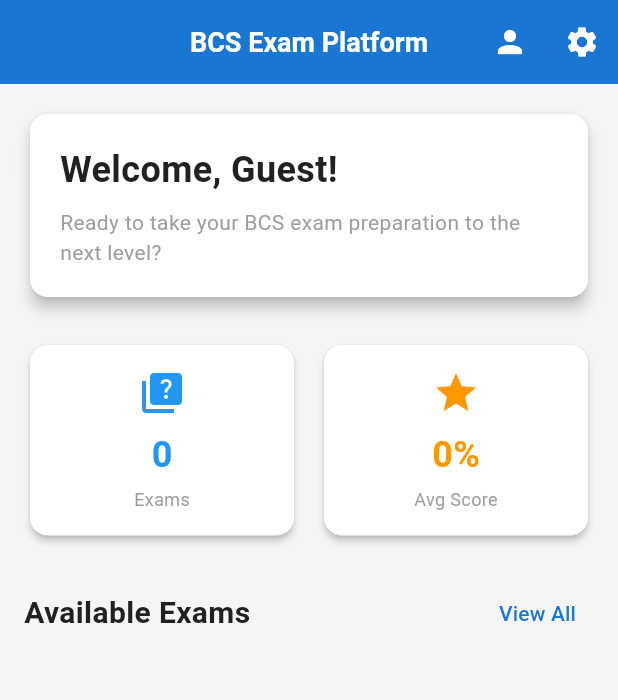
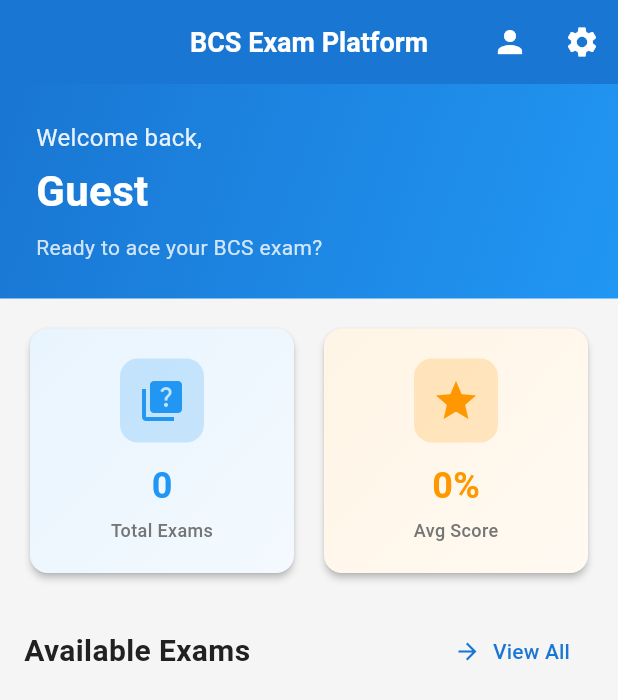
Before and after one commit to saidul-islam-rajib/BcsExamPlatform, a Flutter app: the HomeScreen screen opened by its route, on a phone screen of 412 x 824 dp. Shown: the top 700 px of the screen. Run offline on Flutter 3.47's test engine with Material 3 defaults, Android fonts, the phone set to English and light mode, and no system bars; our stand-ins replace equatable, flutter_bloc, flutter_dotenv, go_router, hive_flutter, shared_preferences; accounts and stored records are empty; network calls fail.

Commit message:
Improve home screen UI with better styling and layout

```diff
--- a/mobile/lib/features/home/screens/home_screen.dart
+++ b/mobile/lib/features/home/screens/home_screen.dart
@@ -28,18 +28,15 @@ class _HomeScreenState extends State<HomeScreen> {
     return Scaffold(
       appBar: AppBar(
         title: const Text('BCS Exam Platform'),
+        elevation: 0,
         actions: [
           IconButton(
             icon: const Icon(Icons.person),
-            onPressed: () {
-              context.push('/profile');
-            },
+            onPressed: () => context.push('/profile'),
           ),
           IconButton(
             icon: const Icon(Icons.settings),
-            onPressed: () {
-              context.push('/settings');
-            },
+            onPressed: () => context.push('/settings'),
           ),
         ],
       ),
@@ -55,46 +52,61 @@ class _HomeScreenState extends State<HomeScreen> {
             },
             child: SingleChildScrollView(
               physics: const AlwaysScrollableScrollPhysics(),
-              padding: const EdgeInsets.all(16.0),
               child: Column(
                 crossAxisAlignment: CrossAxisAlignment.start,
                 children: [
-                  // Welcome Card
-                  Card(
-                    elevation: 4,
-                    child: Padding(
-                      padding: const EdgeInsets.all(20.0),
+                  Container(
+                    width: double.infinity,
+                    decoration: BoxDecoration(
+                      gradient: LinearGradient(
+                        colors: [Colors.blue.shade700, Colors.blue.shade500],
+                        begin: Alignment.topLeft,
+                        end: Alignment.bottomRight,
+                      ),
+                    ),
+                    padding: const EdgeInsets.all(24.0),
                     child: Column(
                       crossAxisAlignment: CrossAxisAlignment.start,
                       children: [
                         Text(
-                            'Welcome, $userName!',
+                          'Welcome back,',
+                          style: TextStyle(
+                            fontSize: 16,
+                            color: Colors.white.withOpacity(0.9),
+                          ),
+                        ),
+                        const SizedBox(height: 4),
+                        Text(
+                          userName,
                           style: const TextStyle(
-                              fontSize: 24,
+                            fontSize: 28,
                             fontWeight: FontWeight.bold,
+                            color: Colors.white,
                           ),
                         ),
                         const SizedBox(height: 8),
-                          const Text(
-                            'Ready to take your BCS exam preparation to the next level?',
+                        Text(
+                          'Ready to ace your BCS exam?',
                           style: TextStyle(
                             fontSize: 14,
-                              color: Colors.grey,
+                            color: Colors.white.withOpacity(0.8),
                           ),
                         ),
                       ],
                     ),
                   ),
-                  ),
-                  const SizedBox(height: 24),
 
-                  // Quick Stats
+                  Padding(
+                    padding: const EdgeInsets.all(16.0),
+                    child: Column(
+                      crossAxisAlignment: CrossAxisAlignment.start,
+                      children: [
                         Row(
                           children: [
                             Expanded(
                               child: _buildStatCard(
                                 icon: Icons.quiz,
-                          title: 'Exams',
+                                title: 'Total Exams',
                                 value: '0',
                                 color: Colors.blue,
                               ),
@@ -112,7 +124,6 @@ class _HomeScreenState extends State<HomeScreen> {
                         ),
                         const SizedBox(height: 24),
 
-                  // Available Exams Section
                         Row(
                           mainAxisAlignment: MainAxisAlignment.spaceBetween,
                           children: [
@@ -123,23 +134,21 @@ class _HomeScreenState extends State<HomeScreen> {
                                 fontWeight: FontWeight.bold,
                               ),
                             ),
-                      TextButton(
-                        onPressed: () {
-                          context.push('/exams');
-                        },
-                        child: const Text('View All'),
+                            TextButton.icon(
+                              onPressed: () => context.push('/exams'),
+                              icon: const Icon(Icons.arrow_forward, size: 18),
+                              label: const Text('View All'),
                             ),
                           ],
                         ),
                         const SizedBox(height: 12),
 
-                  // Exams List
                         BlocBuilder<ExamBloc, ExamState>(
                           builder: (context, state) {
                             if (state is ExamLoading) {
                               return const Center(
                                 child: Padding(
-                            padding: EdgeInsets.all(32.0),
+                                  padding: EdgeInsets.all(48.0),
                                   child: CircularProgressIndicator(),
                                 ),
                               );
@@ -151,23 +160,24 @@ class _HomeScreenState extends State<HomeScreen> {
                                   padding: const EdgeInsets.all(32.0),
                                   child: Column(
                                     children: [
-                                const Icon(
+                                      Icon(
                                         Icons.error_outline,
                                         size: 64,
-                                  color: Colors.red,
+                                        color: Colors.red.shade300,
                                       ),
                                       const SizedBox(height: 16),
                                       Text(
                                         state.error,
                                         textAlign: TextAlign.center,
-                                  style: const TextStyle(color: Colors.red),
+                                        style: TextStyle(color: Colors.red.shade700),
                                       ),
                                       const SizedBox(height: 16),
-                                ElevatedButton(
+                                      ElevatedButton.icon(
                                         onPressed: () {
                                           context.read<ExamBloc>().add(LoadExamsRequested());
                                         },
-                                  child: const Text('Retry'),
+                                        icon: const Icon(Icons.refresh),
+                                        label: const Text('Retry'),
                                       ),
                                     ],
                                   ),
@@ -177,22 +187,22 @@ class _HomeScreenState extends State<HomeScreen> {
 
                             if (state is ExamsLoaded) {
                               if (state.exams.isEmpty) {
-                          return const Center(
+                                return Center(
                                   child: Padding(
-                              padding: EdgeInsets.all(32.0),
+                                    padding: const EdgeInsets.all(48.0),
                                     child: Column(
                                       children: [
                                         Icon(
-                                    Icons.inbox,
-                                    size: 64,
-                                    color: Colors.grey,
+                                          Icons.inbox_outlined,
+                                          size: 80,
+                                          color: Colors.grey.shade300,
                                         ),
-                                  SizedBox(height: 16),
+                                        const SizedBox(height: 16),
                                         Text(
                                           'No exams available yet',
                                           style: TextStyle(
                                             fontSize: 16,
-                                      color: Colors.grey,
+                                            color: Colors.grey.shade600,
                                           ),
                                         ),
                                       ],
@@ -209,39 +219,79 @@ class _HomeScreenState extends State<HomeScreen> {
                                   final exam = state.exams[index];
                                   return Card(
                                     margin: const EdgeInsets.only(bottom: 12),
-                              child: ListTile(
-                                contentPadding: const EdgeInsets.all(16),
-                                leading: Container(
-                                  width: 50,
-                                  height: 50,
+                                    elevation: 2,
+                                    shape: RoundedRectangleBorder(
+                                      borderRadius: BorderRadius.circular(12),
+                                    ),
+                                    child: InkWell(
+                                      borderRadius: BorderRadius.circular(12),
+                                      onTap: () => context.push('/exam-details/${exam.examId}'),
+                                      child: Padding(
+                                        padding: const EdgeInsets.all(16),
+                                        child: Row(
+                                          children: [
+                                            Container(
+                                              width: 60,
+                                              height: 60,
                                               decoration: BoxDecoration(
-                                    color: Colors.blue.withOpacity(0.1),
-                                    borderRadius: BorderRadius.circular(8),
+                                                gradient: LinearGradient(
+                                                  colors: [Colors.blue.shade400, Colors.blue.shade600],
+                                                ),
+                                                borderRadius: BorderRadius.circular(12),
                                               ),
                                               child: const Icon(
                                                 Icons.quiz,
-                                    color: Colors.blue,
+                                                color: Colors.white,
+                                                size: 30,
                                               ),
                                             ),
-                                title: Text(
+                                            const SizedBox(width: 16),
+                                            Expanded(
+                                              child: Column(
+                                                crossAxisAlignment: CrossAxisAlignment.start,
+                                                children: [
+                                                  Text(
                                                     exam.examName,
                                                     style: const TextStyle(
+                                                      fontSize: 16,
                                                       fontWeight: FontWeight.bold,
                                                     ),
                                                   ),
-                                subtitle: Column(
-                                  crossAxisAlignment: CrossAxisAlignment.start,
+                                                  const SizedBox(height: 8),
+                                                  Row(
                                                     children: [
-                                    const SizedBox(height: 4),
-                                    Text('${exam.totalQuestions} Questions'),
-                                    Text('${exam.durationMinutes} Minutes'),
+                                                      Icon(Icons.question_answer, size: 16, color: Colors.grey.shade600),
+                                                      const SizedBox(width: 4),
+                                                      Text(
+                                                        '${exam.totalQuestions} Questions',
+                                                        style: TextStyle(
+                                                          fontSize: 13,
+                                                          color: Colors.grey.shade600,
+                                                        ),
+                                                      ),
+                                                      const SizedBox(width: 16),
+                                                      Icon(Icons.timer, size: 16, color: Colors.grey.shade600),
+                                                      const SizedBox(width: 4),
+                                                      Text(
+                                                        '${exam.durationMinutes} min',
+                                                        style: TextStyle(
+                                                          fontSize: 13,
+                                                          color: Colors.grey.shade600,
+                                                        ),
+                                                      ),
                                                     ],
                                                   ),
-                                trailing: ElevatedButton(
-                                  onPressed: () {
-                                    context.push('/exam-details/${exam.examId}');
-                                  },
-                                  child: const Text('Start'),
+                                                ],
+                                              ),
+                                            ),
+                                            const SizedBox(width: 8),
+                                            Icon(
+                                              Icons.arrow_forward_ios,
+                                              size: 16,
+                                              color: Colors.grey.shade400,
+                                            ),
+                                          ],
+                                        ),
                                       ),
                                     ),
                                   );
@@ -251,6 +301,9 @@ class _HomeScreenState extends State<HomeScreen> {
 
                             return const SizedBox.shrink();
                           },
+                        ),
+                      ],
+                    ),
                   ),
                 ],
               ),
@@ -269,12 +322,30 @@ class _HomeScreenState extends State<HomeScreen> {
   }) {
     return Card(
       elevation: 2,
-      child: Padding(
-        padding: const EdgeInsets.all(16.0),
+      shape: RoundedRectangleBorder(
+        borderRadius: BorderRadius.circular(12),
+      ),
+      child: Container(
+        padding: const EdgeInsets.all(20.0),
+        decoration: BoxDecoration(
+          borderRadius: BorderRadius.circular(12),
+          gradient: LinearGradient(
+            colors: [color.withOpacity(0.1), color.withOpacity(0.05)],
+            begin: Alignment.topLeft,
+            end: Alignment.bottomRight,
+          ),
+        ),
         child: Column(
           children: [
-            Icon(icon, size: 32, color: color),
-            const SizedBox(height: 8),
+            Container(
+              padding: const EdgeInsets.all(12),
+              decoration: BoxDecoration(
+                color: color.withOpacity(0.2),
+                borderRadius: BorderRadius.circular(12),
+              ),
+              child: Icon(icon, size: 32, color: color),
+            ),
+            const SizedBox(height: 12),
             Text(
               value,
               style: TextStyle(
@@ -286,9 +357,10 @@ class _HomeScreenState extends State<HomeScreen> {
             const SizedBox(height: 4),
             Text(
               title,
-              style: const TextStyle(
+              style: TextStyle(
                 fontSize: 12,
-                color: Colors.grey,
+                color: Colors.grey.shade600,
+                fontWeight: FontWeight.w500,
               ),
             ),
           ],
```
Lines whose indentation alone changed are shown as unchanged.
